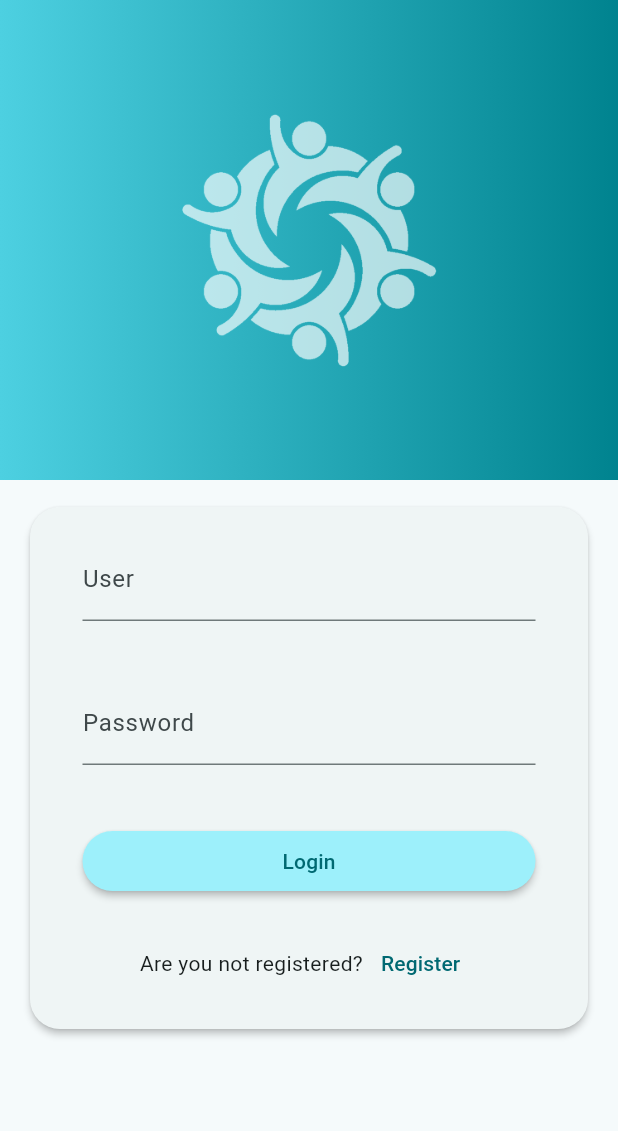
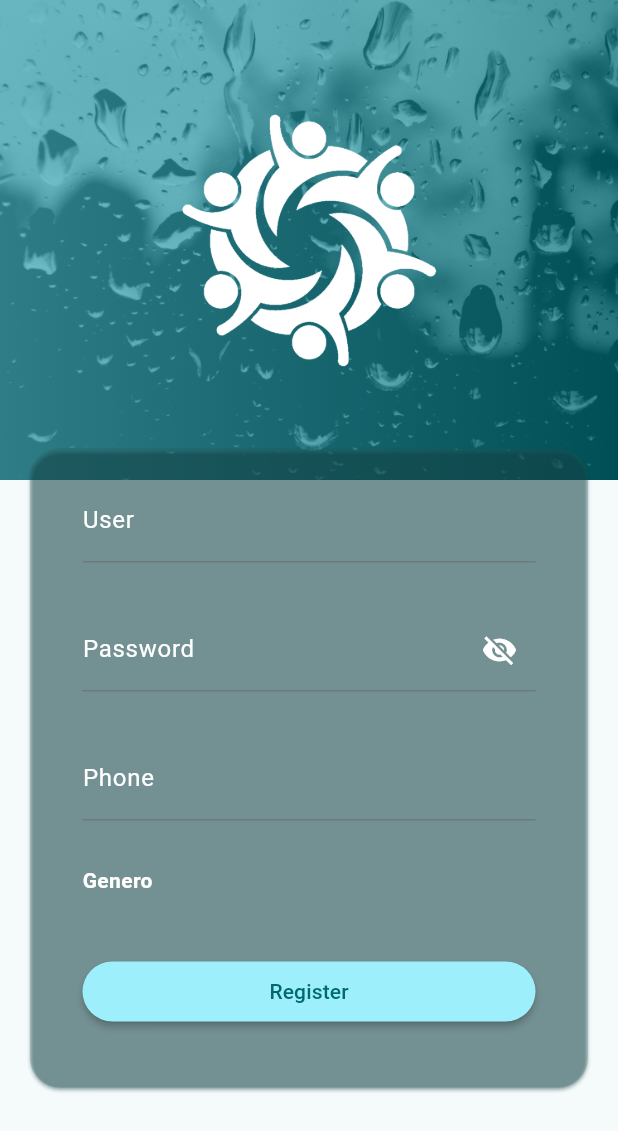
Before and after one commit to edgardoll4/flutter_initial_formulario, a Flutter app: the screen it shows after launch, after a tap on "Register", on a phone screen of 412 x 824 dp. Shown: the top 1131 px of the screen. Run offline on Flutter 3.47's test engine with Material 2 defaults, Android fonts, the light colour scheme and no system bars.

Commit message:
fondo imagen con filtro en la vista register

```diff
--- a/lib/src/app.dart
+++ b/lib/src/app.dart
@@ -1,4 +1,5 @@
 import 'package:flutter/material.dart';
+import 'package:flutter_initial_formulario/src/screens/home_page.dart';
 import 'package:flutter_initial_formulario/src/screens/login_page.dart';
 import 'package:flutter_initial_formulario/src/screens/register_page.dart';
 
@@ -19,6 +20,23 @@ class MyApp extends StatelessWidget {
         // ),
         body: RegisterPage(),
       ),
+      // initialRoute: '/',
+
+      // onGenerateRoute: (RouteSettings settings) {
+      //   return MaterialPageRoute(
+      //     builder: (BuildContext context) {
+      //       switch (settings.name) {
+      //         case '/':
+      //           return const LoginPage();
+      //         case '/home':
+      //           // dynamic userLoggged = settings.arguments;
+      //           return const HomePage();
+      //         case '/register':
+      //           return const RegisterPage();
+      //       }
+      //     },
+      //   );
+      // },
     );
   }
 }
@@ -31,7 +49,7 @@ class testGestureDetector extends StatelessWidget {
   @override
   Widget build(BuildContext context) {
     return GestureDetector(
-      child: Text('Hello World'),
+      child: const Text('Hello World'),
       onTap: () {
         print('onTap');
       },
--- /dev/null
+++ b/lib/src/screens/home_page.dart
@@ -0,0 +1,20 @@
+import 'package:flutter/material.dart';
+
+class HomePage extends StatefulWidget {
+  const HomePage({super.key});
+
+  @override
+  State<HomePage> createState() => _HomePageState();
+}
+
+class _HomePageState extends State<HomePage> {
+  @override
+  Widget build(BuildContext context) {
+    return Scaffold(
+      body: Center(
+          child: Container(
+        child: Text('hoolaaa!!!!'),
+      )),
+    );
+  }
+}
--- a/lib/src/screens/register_page.dart
+++ b/lib/src/screens/register_page.dart
@@ -1,4 +1,7 @@
+import 'dart:io';
+
 import 'package:flutter/material.dart';
+import 'package:flutter_initial_formulario/src/components/image_picker_widget.dart';
 
 class RegisterPage extends StatefulWidget {
   const RegisterPage({super.key});
@@ -9,6 +12,8 @@ class RegisterPage extends StatefulWidget {
 
 class _RegisterPageState extends State<RegisterPage> {
   bool _loading = false;
+  bool showPassword = false;
+  late File imageFile = File('/assets/images/logo.png');
   @override
   Widget build(BuildContext context) {
     final colorsTheme = Theme.of(context).colorScheme;
@@ -17,9 +22,14 @@ class _RegisterPageState extends State<RegisterPage> {
       Colors.cyan.shade300,
       Colors.cyan.shade800,
     ];
-    final card = Card(
-      margin: const EdgeInsets.only(left: 20, right: 20, top: 260, bottom: 20),
-      elevation: 2,
+    final List genrer = ['Male', 'Female'];
+    final card = SingleChildScrollView(
+      child: Card(
+        color: Color.fromARGB(50, 53, 95, 91),
+        shadowColor: colorsTheme.primary,
+        margin:
+            const EdgeInsets.only(left: 20, right: 20, top: 260, bottom: 20),
+        elevation: 1,
         shape: RoundedRectangleBorder(borderRadius: BorderRadius.circular(20)),
         child: Padding(
           padding: const EdgeInsets.symmetric(horizontal: 35, vertical: 20),
@@ -27,24 +37,65 @@ class _RegisterPageState extends State<RegisterPage> {
             mainAxisSize: MainAxisSize.min,
             children: [
               TextFormField(
-              decoration: const InputDecoration(labelText: 'User'),
+                decoration: const InputDecoration(
+                  labelText: 'User',
+                  labelStyle: TextStyle(color: Colors.white),
                 ),
-            const SizedBox(height: 40),
+                style: TextStyle(color: Colors.white),
+              ),
+              const SizedBox(height: 30),
               TextFormField(
-              decoration: const InputDecoration(labelText: 'Password'),
+                decoration: InputDecoration(
+                    labelText: 'Password',
+                    labelStyle: TextStyle(color: Colors.white),
+                    suffixIcon: IconButton(
+                        onPressed: () {
+                          setState(() {
+                            showPassword = !showPassword;
+                          });
+                        },
+                        icon: Icon(
+                          showPassword
+                              ? Icons.visibility
+                              : Icons
+                                  .visibility_off, // cambia el icono que indica si esta visible o no el pass
+                          color: Colors.white,
+                        ))),
+                style: TextStyle(color: Colors.white),
+                obscureText:
+                    !showPassword, // para que oculte la pass que se escribe
+              ),
+              const SizedBox(height: 30),
+              TextFormField(
+                decoration: const InputDecoration(
+                    labelText: 'Phone',
+                    labelStyle: TextStyle(color: Colors.white)),
+                style: TextStyle(color: Colors.white),
                 obscureText: true,
+                keyboardType: TextInputType.number,
+              ),
+              const SizedBox(height: 30),
+              Row(
+                children: [
+                  const Text(
+                    'Genero',
+                    style: TextStyle(
+                        fontWeight: FontWeight.bold, color: Colors.white),
+                  ),
+                ],
               ),
               const SizedBox(height: 40),
               ElevatedButton(
                 style: ElevatedButton.styleFrom(
-                  elevation: 2, backgroundColor: colorsTheme.primaryContainer),
+                    elevation: 2,
+                    backgroundColor: colorsTheme.primaryContainer),
                 onPressed: () {
-                _login(context);
+                  _register(context);
                 },
                 child: Row(
                   mainAxisAlignment: MainAxisAlignment.center,
                   children: [
-                  const Text('Login'),
+                    const Text('Register'),
                     if (_loading)
                       Container(
                         height: 20,
@@ -58,34 +109,46 @@ class _RegisterPageState extends State<RegisterPage> {
               const SizedBox(
                 height: 20,
               ),
-            Row(
-              mainAxisAlignment: MainAxisAlignment.center,
-              children: [
-                const Text('Are you not registered?'),
-                TextButton(
-                    onPressed: () {
-                      _showRegister();
-                    },
-                    child: const Text('Register'))
             ],
-            )
-          ],
+          ),
         ),
       ),
     );
     return Scaffold(
         body: Stack(
       children: [
+        // Container(
+        //     child: ImagePickerWidget(
+        //   imageFile: imageFile,
+        //   onImageSelected: (File file) {
+        //     setState(() {
+        //       // imageFile = file;
+        //     });
+        //   },
+        // )
+        // ),
         Container(
           width: double.infinity,
           padding: const EdgeInsets.symmetric(
             vertical: 60,
           ),
           decoration: BoxDecoration(
-              gradient: LinearGradient(colors: colorsGradientBackground)),
+            gradient: LinearGradient(colors: colorsGradientBackground),
+            image: DecorationImage(
+              image: AssetImage(
+                'assets/images/DarkRainyDay.jpg',
+              ),
+              // image: const NetworkImage(
+              //   'https://wallpapercave.com/dwp1x/wp2967435.jpg',
+              // ),
+              fit: BoxFit.cover,
+              colorFilter: ColorFilter.mode(
+                  Colors.cyan.withOpacity(0.4), BlendMode.dstATop),
+            ),
+          ),
           child: Image.asset(
             "assets/images/logo.png",
-            color: const Color(0xAAFFFFFF),
+            color: Color.fromARGB(255, 255, 255, 255),
             height: 200,
           ),
           // height: 200,
@@ -97,27 +160,15 @@ class _RegisterPageState extends State<RegisterPage> {
               backgroundColor: Colors.transparent,
               iconTheme: IconThemeData(color: Colors.white),
             )),
-        Transform.translate(
+        Center(
+          child: Transform.translate(
             offset: const Offset(0, -20),
-          child: Center(
-            child: SingleChildScrollView(
             child: card,
-            ),
           ),
         )
       ],
     ));
   }
 
-  void _login(BuildContext context) {
-    if (!_loading) {
-      setState(() {
-        _loading = true;
-      });
+  void _register(BuildContext context) {}
 }
-  }
-
-  void _showRegister() {
-    Navigator.of(context).pushNamed('/register');
-  }
-}
--- a/pubspec.yaml
+++ b/pubspec.yaml
@@ -35,6 +35,7 @@ dependencies:
   # The following adds the Cupertino Icons font to your application.
   # Use with the CupertinoIcons class for iOS style icons.
   cupertino_icons: ^1.0.2
+  provider: ^6.0.5
 
 dev_dependencies:
   flutter_test:
```
Also changed, not shown: assets/images/DarkRainyDay.jpg (added), assets/images/fondoBoxDecoration.png (added), pubspec.lock. Lines whose indentation alone changed are shown as unchanged.
